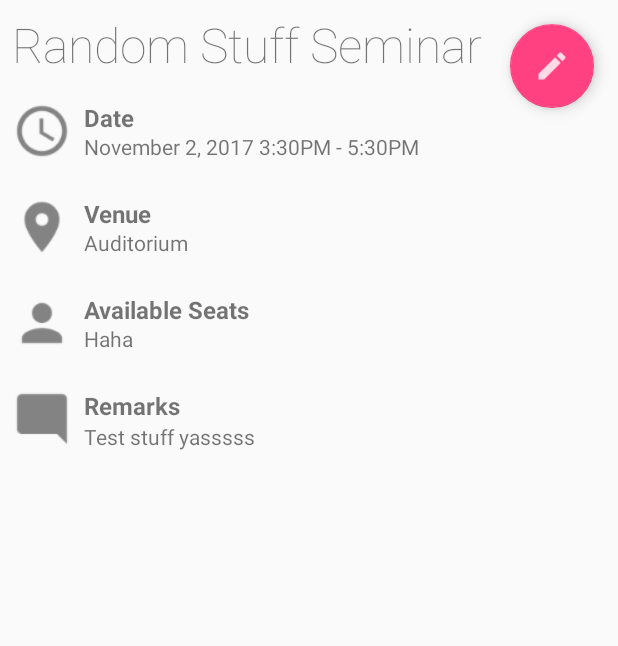
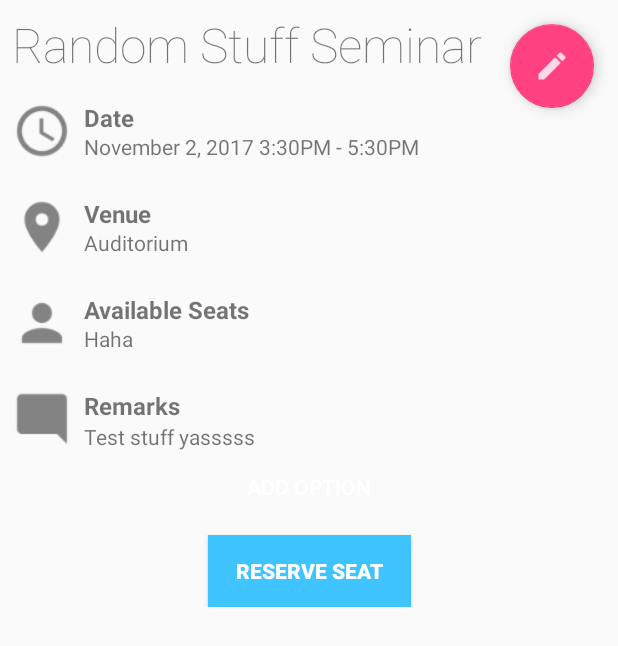
Before and after one commit to nvcervantes/apc_softdev_mi151_04, an Android app: the layout fragment_info.xml on its own in the app's theme, with its tools: preview values and no code run, on a phone screen of 412 x 824 dp. Shown: the top 646 px of the screen. Run offline under Robolectric (Android 15) with nearby library versions, the phone set to English and light mode, and no system bars.

Commit message:
Fixed reserve seat button

```diff
--- a/application/Google Maps & Google Places/CommuteAid/app/src/main/res/layout/fragment_info.xml
+++ b/application/Google Maps & Google Places/CommuteAid/app/src/main/res/layout/fragment_info.xml
@@ -158,6 +158,33 @@
                 app:layout_constraintRight_toRightOf="parent"
                 app:layout_constraintTop_toBottomOf="@+id/tv_agenda_label" />
 
+            <Button
+                android:id="@+id/stv_lang"
+                style="@style/Widget.AppCompat.Button.Borderless.Colored"
+                android:textColor="@android:color/white"
+                android:layout_width="wrap_content"
+                android:layout_height="wrap_content"
+                android:text="Add Option"
+                app:layout_constraintLeft_toLeftOf="parent"
+                app:layout_constraintRight_toRightOf="parent"
+                app:layout_constraintTop_toBottomOf="@+id/stv_agenda" />
+            <Button
+                android:id="@+id/stv_reserve"
+                android:layout_width="135dp"
+                android:layout_height="wrap_content"
+                android:layout_marginEnd="8dp"
+                android:layout_marginLeft="8dp"
+                android:layout_marginRight="8dp"
+                android:layout_marginStart="8dp"
+                android:layout_marginTop="8dp"
+                android:background="@color/secondaryColor"
+                android:text="Reserve Seat"
+                android:textColor="@android:color/white"
+                android:textStyle="bold"
+                app:layout_constraintLeft_toLeftOf="parent"
+                app:layout_constraintRight_toRightOf="parent"
+                app:layout_constraintTop_toBottomOf="@+id/stv_lang"/>
+
         </android.support.constraint.ConstraintLayout>
     </android.support.v4.widget.NestedScrollView>
     <android.support.design.widget.FloatingActionButton
```
